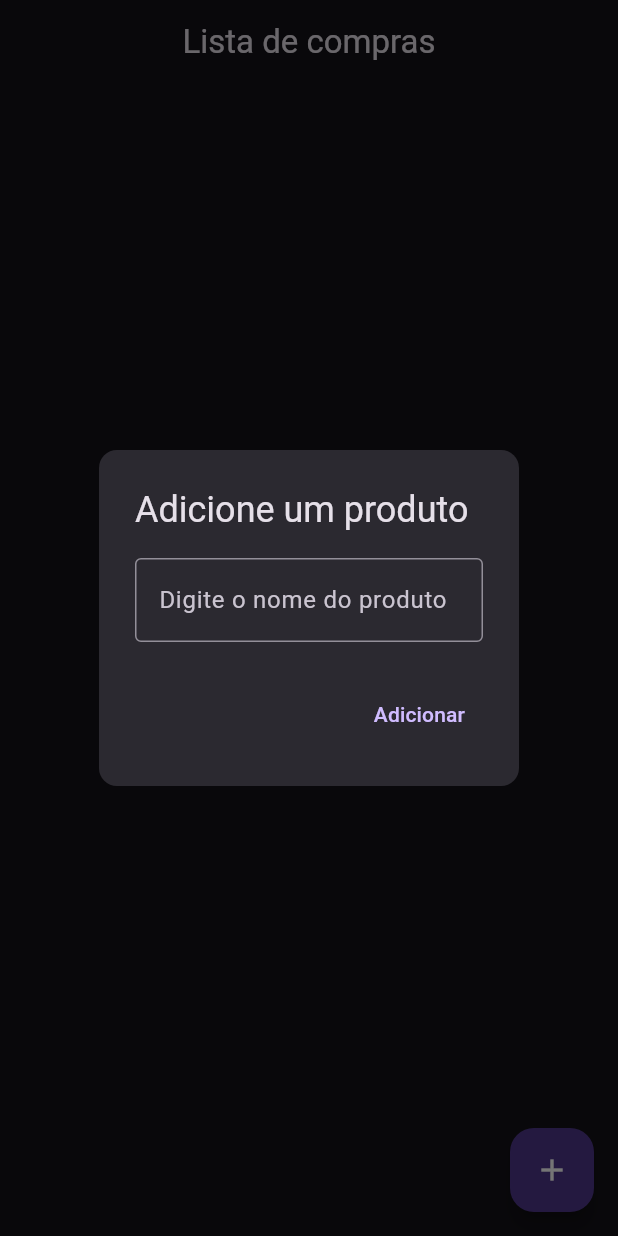
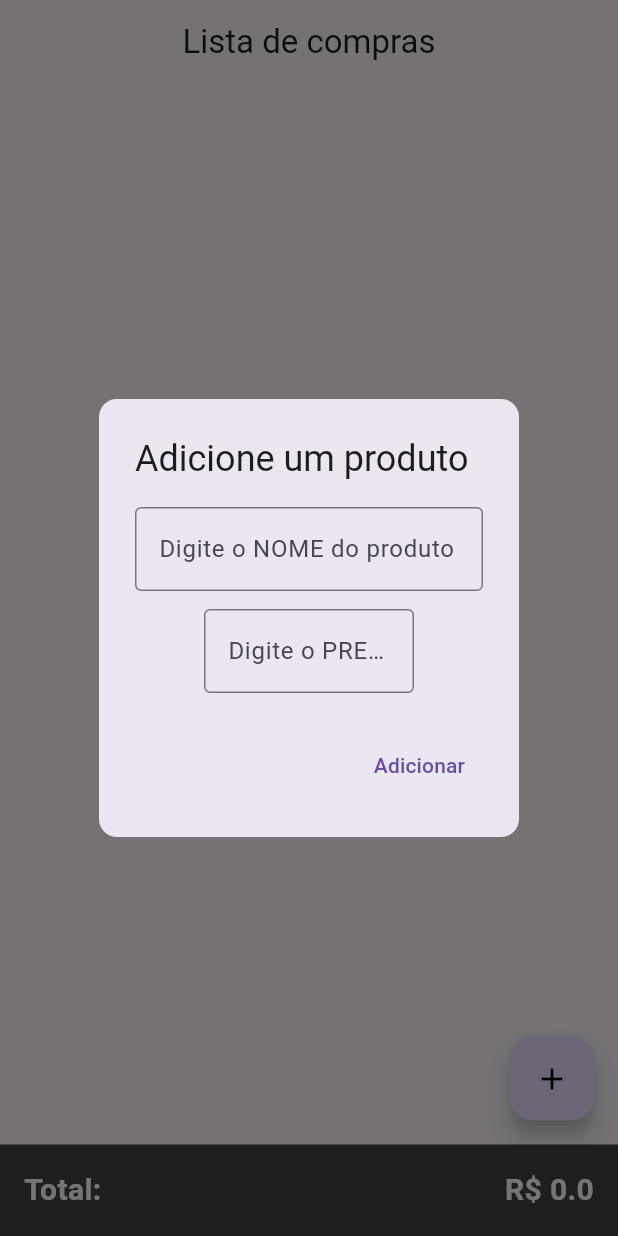
Before and after one commit to Oonailime/ListaDeCompras, a Flutter app: the screen it shows after launch, after a tap on the "add" icon, on a phone screen of 412 x 824 dp. Run offline on Flutter 3.47's test engine with Material 3 defaults, Android fonts, the phone set to English and light mode, and no system bars.

Commit message:
adicionei o total preco e mudei o tema da pagina

```diff
--- a/lib/main.dart
+++ b/lib/main.dart
@@ -1,40 +1,44 @@
 import 'package:flutter/material.dart';
-import 'package:flutter/widgets.dart';
-
 
 void main() {
   runApp(MaterialApp(
     debugShowCheckedModeBanner: false,
     title: "Lista de compras",
     theme: ThemeData(
-      brightness: Brightness.dark,
-
+      brightness: Brightness.light,
     ),
     home: HomePage(),
   ));
 }
 
+class Produto {
+  double preco;
+  String nomeProduto;
+
+  Produto({this.nomeProduto = '', this.preco = 0.0});
+}
+double TotalPreco(List<Produto> produto, int tamanho){
+  double soma = 0;
+  for(int i = 0; i<tamanho;i++){
+    soma += produto[i].preco;
+  }
+  return soma;
+}
 
 class HomePage extends StatefulWidget {
-  const HomePage({super.key});
-
-
+  const HomePage({Key? key}) : super(key: key);
 
   @override
   State<HomePage> createState() => _HomePageState();
 }
 
 class _HomePageState extends State<HomePage> {
-
-  final List _compras = [];
-  String _input = "";
-
-
+  final List<Produto> _compras = [];
+  double _totalPreco = 0;
 
   @override
   void initState() {
     super.initState();
-
   }
 
   @override
@@ -44,21 +48,30 @@ class _HomePageState extends State<HomePage> {
         title: Text('Lista de compras'),
         centerTitle: true,
       ),
+
       body: ListView.builder(
         itemCount: _compras.length,
-        itemBuilder: (BuildContext context, int index){
+        itemBuilder: (BuildContext context, int index) {
           return Dismissible(
-            key: Key(_compras[index]),
+            key: Key(_compras[index].nomeProduto),
             child: Card(
-              shape:RoundedRectangleBorder(
-                    borderRadius: BorderRadius.circular(12)
+              shape: RoundedRectangleBorder(
+                borderRadius: BorderRadius.circular(12),
               ),
               child: ListTile(
-                title: Text(_compras[index]),
+                title: Row(
+                  mainAxisAlignment: MainAxisAlignment.spaceBetween,
+                  children: [
+
+                    Text('${_compras[index].nomeProduto}'),
+                    Text('\$ ${_compras[index].preco.toStringAsFixed(2)}')
+
+                  ],
+                ),
                 trailing: IconButton(
                   icon: Icon(Icons.delete),
                   color: Colors.red,
-                  onPressed: (){
+                  onPressed: () {
                     setState(() {
                       _compras.removeAt(index);
                     });
@@ -67,47 +80,105 @@ class _HomePageState extends State<HomePage> {
               ),
             ),
           );
-        }
+        },
       ),
       floatingActionButton: FloatingActionButton(
-          onPressed: (){
+        onPressed: () {
           showDialog(
             context: context,
-              builder: (BuildContext context){
+            builder: (BuildContext context) {
+              Produto novoProduto = Produto(); // Criando um novo produto vazio
+
               return AlertDialog(
-                  shape:RoundedRectangleBorder(
-                    borderRadius: BorderRadius.circular(12)
+                shape: RoundedRectangleBorder(
+                  borderRadius: BorderRadius.circular(12),
                 ),
                 title: Text("Adicione um produto"),
-                  content: TextField(
-                    decoration: const InputDecoration(
+                content: Column(
+                  mainAxisSize: MainAxisSize.min,
+                  children: <Widget>[
+                    TextField(
+                      decoration: InputDecoration(
                         border: OutlineInputBorder(),
-                    hintText: 'Digite o nome do produto',
+                        hintText: 'Digite o NOME do produto',
                       ),
-                    onChanged: (String value){
-                      _input = value;
+                      onChanged: (String value) {
+                        novoProduto.nomeProduto = value; // Atualiza o nome do produto
                       },
+                    ),
+                    SizedBox(height: 12),
+
+                    SizedBox(
+                      width: 140,
+                      child: TextField(
+                        decoration: InputDecoration(
+
+                          border: OutlineInputBorder(),
+                          hintText: 'Digite o PREÇO',
+
+
+                        ),
+
+                        keyboardType: TextInputType.numberWithOptions(decimal: true),
+                        onChanged: (String value) {
+
+                          novoProduto.preco = double.tryParse(value) ?? 0.0; // Atualiza o preço do produto
+
+
+                        },
+                      ),
+                    ),
+                  ],
                 ),
                 actions: [
                   TextButton(
-                      onPressed: (){
+                    onPressed: () {
                       setState(() {
-                          _compras.add(_input);
+                        _compras.add(novoProduto); // Adiciona o novo produto à lista
+                        _totalPreco = TotalPreco(_compras, _compras.length); // Atualiza o preço total da lista
                       });
                       Navigator.of(context).pop();
                     },
-                      child: Text('Adicionar')
+                    child: Text('Adicionar'),
                   )
                 ],
               );
-              });
+            },
+          );
         },
         child: Icon(
           Icons.add,
-            color: Colors.white,
-          )
+          color: Colors.black,
+        ),
+
 
       ),
+      bottomNavigationBar: Container(
+        padding: EdgeInsets.all(16),
+        color: Colors.grey[800],
+        child: Row(
+          mainAxisAlignment: MainAxisAlignment.spaceBetween,
+          children: [
+            Text(
+              'Total:',
+              style: TextStyle(
+                color: Colors.white,
+                fontSize: 20,
+                fontWeight: FontWeight.bold,
+              ),
+            ),
+            Text(
+              'R\$ ${_totalPreco}',
+              style: TextStyle(
+                color: Colors.white,
+                fontSize: 20,
+                fontWeight: FontWeight.bold,
+              ),
+            ),
+          ],
+        ),
+      ),
+
     );
   }
 }
```
Lines whose indentation alone changed are shown as unchanged.
